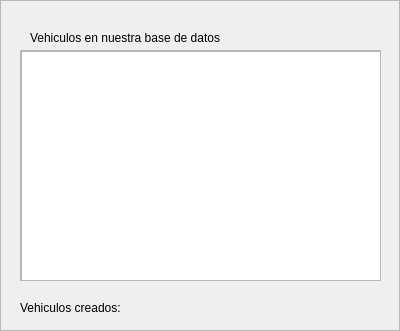
Above: listavehiculos.ui from eherng03/el-coche-de-homer before the change. Below: the same form after it.
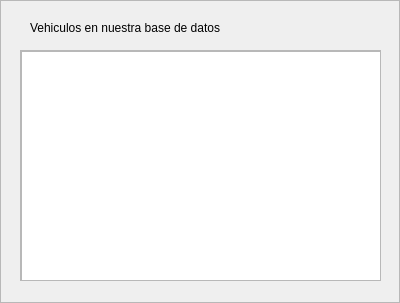
That is the form after the change.

The edit to the form file:
```diff
--- a/listavehiculos.ui
+++ b/listavehiculos.ui
@@ -7,7 +7,7 @@
     <x>0</x>
     <y>0</y>
     <width>400</width>
-    <height>331</height>
+    <height>303</height>
    </rect>
   </property>
   <property name="windowTitle">
@@ -56,7 +56,7 @@
    <property name="geometry">
     <rect>
      <x>30</x>
-     <y>30</y>
+     <y>20</y>
      <width>191</width>
      <height>16</height>
     </rect>
@@ -65,32 +65,6 @@
     <string>Vehiculos en nuestra base de datos:</string>
    </property>
   </widget>
-  <widget class="QLabel" name="labelContadorVehiculosCreados">
-   <property name="geometry">
-    <rect>
-     <x>110</x>
-     <y>300</y>
-     <width>61</width>
-     <height>16</height>
-    </rect>
-   </property>
-   <property name="text">
-    <string/>
-   </property>
-  </widget>
-  <widget class="QLabel" name="labelIndicadorContador">
-   <property name="geometry">
-    <rect>
-     <x>20</x>
-     <y>300</y>
-     <width>101</width>
-     <height>16</height>
-    </rect>
-   </property>
-   <property name="text">
-    <string>Vehiculos creados:</string>
-   </property>
-  </widget>
  </widget>
  <resources/>
  <connections/>
```
